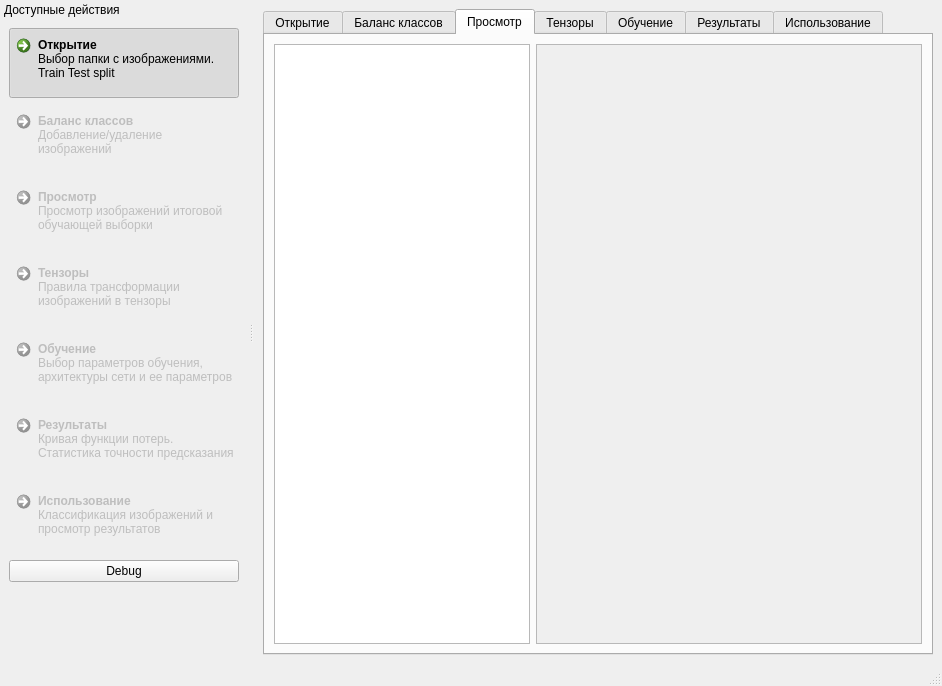
Above: qt_cpp_project/mainwindow.ui from gurmaaan/MedNN before the change. Below: the same form after it.
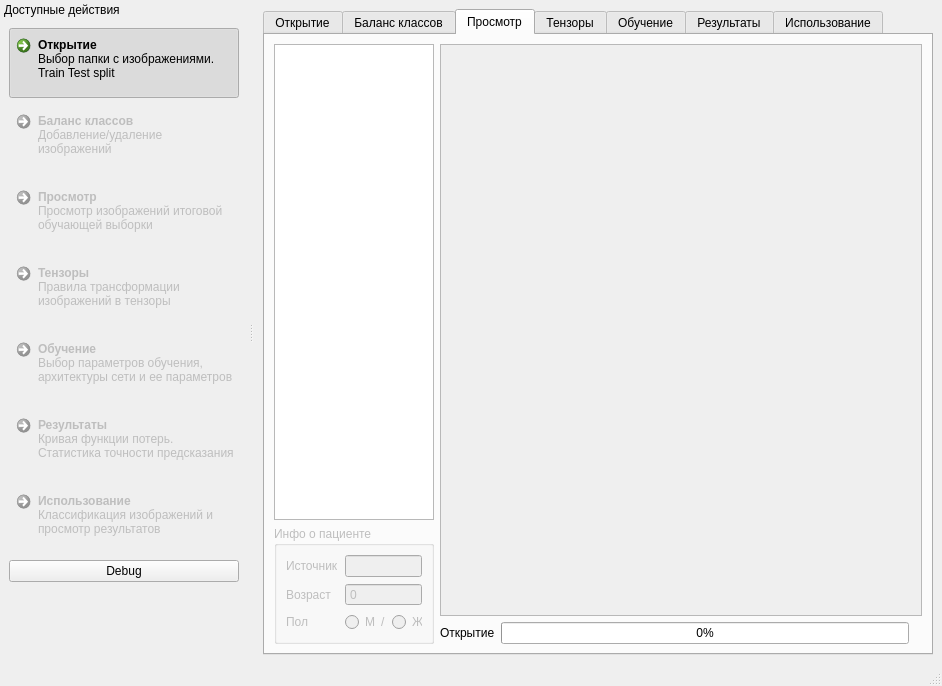
That is the form after the change. The open tabs and pages were chosen to show the change. Icons and pictures are not drawn.

Commit message: Просмотр информации о пациенте

```diff
--- a/qt_cpp_project/mainwindow.ui
+++ b/qt_cpp_project/mainwindow.ui
@@ -774,7 +774,9 @@
        <attribute name="title">
         <string>Просмотр</string>
        </attribute>
-       <layout class="QHBoxLayout" name="horizontalLayout_13">
+       <layout class="QHBoxLayout" name="horizontalLayout_19">
+        <item>
+         <layout class="QVBoxLayout" name="verticalLayout_13">
         <item>
          <widget class="QListWidget" name="t2_lwgt">
           <property name="sizePolicy">
@@ -783,8 +785,98 @@
             <verstretch>0</verstretch>
            </sizepolicy>
           </property>
-         </widget>
-        </item>
+            <property name="maximumSize">
+             <size>
+              <width>160</width>
+              <height>16777215</height>
+             </size>
+            </property>
+           </widget>
+          </item>
+          <item>
+           <widget class="QGroupBox" name="t2_gb_info">
+            <property name="enabled">
+             <bool>false</bool>
+            </property>
+            <property name="maximumSize">
+             <size>
+              <width>160</width>
+              <height>16777215</height>
+             </size>
+            </property>
+            <property name="title">
+             <string>Инфо о пациенте</string>
+            </property>
+            <layout class="QFormLayout" name="formLayout">
+             <item row="0" column="0">
+              <widget class="QLabel" name="t2_lbl_type">
+               <property name="text">
+                <string>Источник</string>
+               </property>
+              </widget>
+             </item>
+             <item row="0" column="1">
+              <widget class="QLineEdit" name="t2_le_type"/>
+             </item>
+             <item row="1" column="0">
+              <widget class="QLabel" name="t2_lbl_age">
+               <property name="text">
+                <string>Возраст</string>
+               </property>
+              </widget>
+             </item>
+             <item row="1" column="1">
+              <widget class="QSpinBox" name="t2_sb_age">
+               <property name="readOnly">
+                <bool>true</bool>
+               </property>
+               <property name="buttonSymbols">
+                <enum>QAbstractSpinBox::NoButtons</enum>
+               </property>
+               <property name="maximum">
+                <number>1000</number>
+               </property>
+              </widget>
+             </item>
+             <item row="2" column="0">
+              <widget class="QLabel" name="t2_lbl_sex">
+               <property name="text">
+                <string>Пол</string>
+               </property>
+              </widget>
+             </item>
+             <item row="2" column="1">
+              <layout class="QHBoxLayout" name="horizontalLayout_13">
+               <item>
+                <widget class="QRadioButton" name="t2_radio_sexM">
+                 <property name="text">
+                  <string>М</string>
+                 </property>
+                </widget>
+               </item>
+               <item>
+                <widget class="QLabel" name="t2_lbl_sexSep">
+                 <property name="text">
+                  <string>/</string>
+                 </property>
+                </widget>
+               </item>
+               <item>
+                <widget class="QRadioButton" name="t2_radio_sexF">
+                 <property name="text">
+                  <string>Ж</string>
+                 </property>
+                </widget>
+               </item>
+              </layout>
+             </item>
+            </layout>
+           </widget>
+          </item>
+         </layout>
+        </item>
+        <item>
+         <layout class="QVBoxLayout" name="verticalLayout_10">
         <item>
          <widget class="QScrollArea" name="scrollArea">
           <property name="sizePolicy">
@@ -801,8 +893,8 @@
             <rect>
              <x>0</x>
              <y>0</y>
-             <width>387</width>
-             <height>601</height>
+               <width>318</width>
+               <height>570</height>
             </rect>
            </property>
            <layout class="QVBoxLayout" name="verticalLayout_9">
@@ -812,6 +904,33 @@
            </layout>
           </widget>
          </widget>
+          </item>
+          <item>
+           <layout class="QHBoxLayout" name="horizontalLayout_18">
+            <item>
+             <widget class="QLabel" name="t2_lbl_progress">
+              <property name="text">
+               <string>Открытие</string>
+              </property>
+             </widget>
+            </item>
+            <item>
+             <widget class="QProgressBar" name="t2_progress">
+              <property name="value">
+               <number>0</number>
+              </property>
+             </widget>
+            </item>
+            <item>
+             <widget class="QLabel" name="t2_lbl_fake">
+              <property name="text">
+               <string/>
+              </property>
+             </widget>
+            </item>
+           </layout>
+          </item>
+         </layout>
         </item>
        </layout>
       </widget>
```
Left out of the diff: 2 changed lines with no effect on the pictures. Lines whose indentation alone changed are shown as unchanged. The commit also changes 2 other files.
